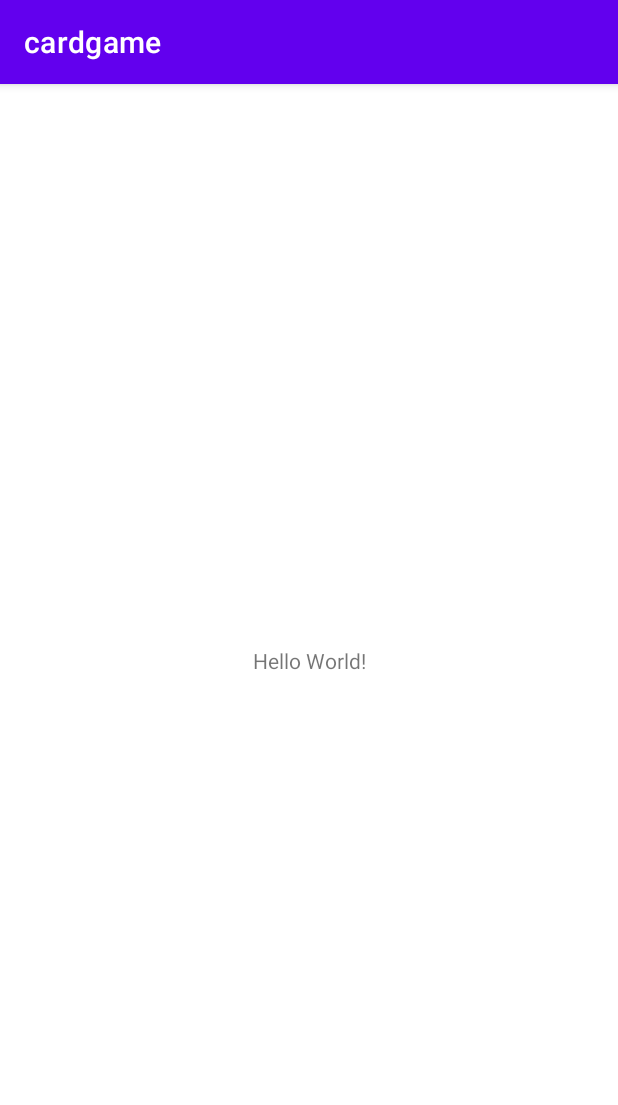
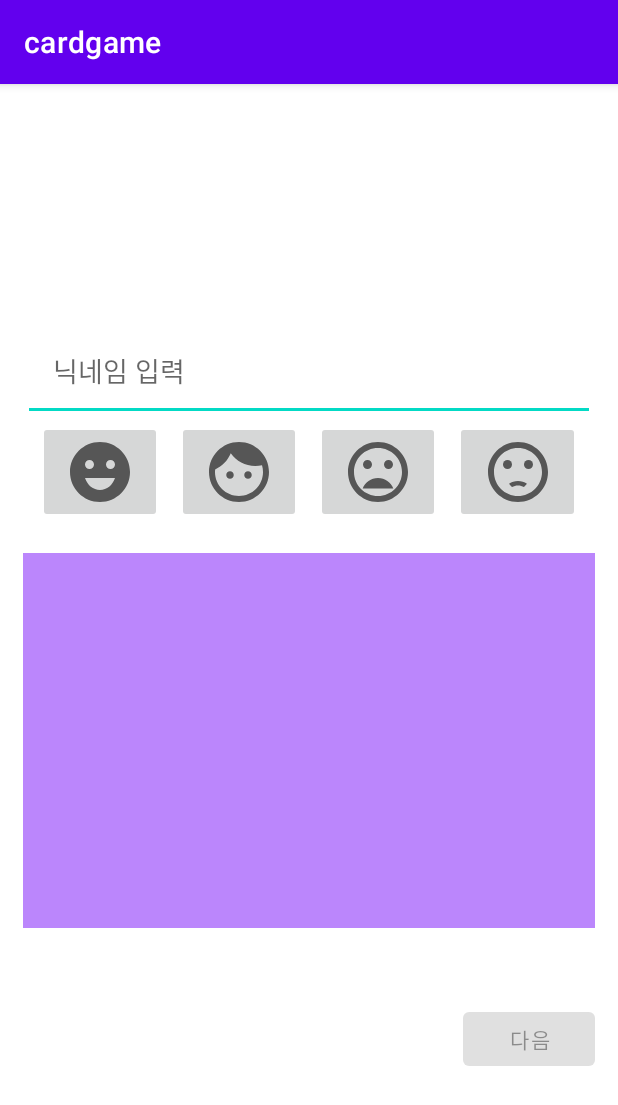
Before and after one commit to codesquad-members-2022/kotlin-cardgame, an Android app: the screen it shows after launch (MainActivity), on a phone screen of 412 x 824 dp. Shown: the top 1105 px of the screen. Run offline under Robolectric (Android 15) with nearby library versions, the phone set to English and light mode, and no system bars.

Commit message:
FEAT : 캐릭터 설정화면 코드 추가

```diff
--- a/app/build.gradle
+++ b/app/build.gradle
@@ -5,6 +5,10 @@ plugins {
 
 android {
     compileSdk 32
+
+    buildFeatures {
+        viewBinding = true
+    }
 
     defaultConfig {
         applicationId "com.example.cardgame"
--- a/app/src/main/AndroidManifest.xml
+++ b/app/src/main/AndroidManifest.xml
@@ -10,6 +10,9 @@
         android:supportsRtl="true"
         android:theme="@style/Theme.Cardgame">
         <activity
+            android:name=".SecondActivity"
+            android:exported="false" />
+        <activity
             android:name=".MainActivity"
             android:exported="true">
             <intent-filter>
--- a/app/src/main/java/com/example/cardgame/MainActivity.kt
+++ b/app/src/main/java/com/example/cardgame/MainActivity.kt
@@ -1,11 +1,71 @@
 package com.example.cardgame
 
+import android.content.Intent
+import android.os.Bundle
+import android.text.Editable
+import android.text.TextWatcher
 import androidx.appcompat.app.AppCompatActivity
-import android.os.Bundle
+import com.example.cardgame.databinding.ActivityMainBinding
+import java.util.regex.Pattern
+
+const val NONE = 0
+const val CHARACTER1 = 1
+const val CHARACTER2 = 2
+const val CHARACTER3 = 3
+const val CHARACTER4 = 4
 
 class MainActivity : AppCompatActivity() {
+    private lateinit var binding: ActivityMainBinding
     override fun onCreate(savedInstanceState: Bundle?) {
         super.onCreate(savedInstanceState)
         setContentView(R.layout.activity_main)
+        binding = ActivityMainBinding.inflate(layoutInflater)
+        setContentView(binding.root)
+        var characterChosen = NONE
+
+        binding.editTextTextPersonName.addTextChangedListener(object : TextWatcher {
+            override fun beforeTextChanged(charSequence: CharSequence, i: Int, i1: Int, i2: Int) {}
+            override fun onTextChanged(charSequence: CharSequence, i: Int, i1: Int, i2: Int) {}
+            override fun afterTextChanged(editable: Editable) {
+                binding.btnNext.isEnabled =
+                    validation(editable.toString())
+                            && characterChosen != 0
+            }
+        })
+
+        binding.imageButton1.setOnClickListener {
+            binding.mainImage.setImageResource(R.drawable.ic_baseline_emoji_emotions_24)
+            characterChosen = CHARACTER1
+        }
+
+        binding.imageButton2.setOnClickListener {
+            binding.mainImage.setImageResource(R.drawable.ic_baseline_face_24)
+            characterChosen = CHARACTER2
+        }
+
+        binding.imageButton3.setOnClickListener {
+            binding.mainImage.setImageResource(R.drawable.ic_baseline_mood_bad_24)
+            characterChosen = CHARACTER3
+        }
+
+        binding.imageButton4.setOnClickListener {
+            binding.mainImage.setImageResource(R.drawable.ic_baseline_sentiment_dissatisfied_24)
+            characterChosen = CHARACTER4
+        }
+
+        val intent = Intent(this@MainActivity, SecondActivity::class.java)
+        binding.btnNext.setOnClickListener {
+            intent.putExtra("nickname", binding.editTextTextPersonName.text.toString())
+            intent.putExtra("character", characterChosen)
+            startActivity(intent)
+        }
+    }
+
+    private fun validation(nickname: String): Boolean {
+        val pattern1 = Pattern.compile("^[a-zA-Z0-9]*\$")
+        val pattern2 = Pattern.compile("[ !@#$%^&*(),.?\":{}|<>]")
+
+        return (pattern1.matcher(nickname).find() && !(pattern2.matcher(nickname).find()) &&
+                nickname.isNotBlank() && nickname.length <= 5)
     }
 }
--- /dev/null
+++ b/app/src/main/res/drawable/ic_baseline_emoji_emotions_24.xml
@@ -0,0 +1,10 @@
+<vector xmlns:android="http://schemas.android.com/apk/res/android"
+    android:width="48dp"
+    android:height="48dp"
+    android:viewportWidth="24"
+    android:viewportHeight="24"
+    android:tint="?attr/colorControlNormal">
+  <path
+      android:fillColor="@android:color/white"
+      android:pathData="M11.99,2C6.47,2 2,6.48 2,12c0,5.52 4.47,10 9.99,10C17.52,22 22,17.52 22,12C22,6.48 17.52,2 11.99,2zM8.5,8C9.33,8 10,8.67 10,9.5S9.33,11 8.5,11S7,10.33 7,9.5S7.67,8 8.5,8zM12,18c-2.28,0 -4.22,-1.66 -5,-4h10C16.22,16.34 14.28,18 12,18zM15.5,11c-0.83,0 -1.5,-0.67 -1.5,-1.5S14.67,8 15.5,8S17,8.67 17,9.5S16.33,11 15.5,11z"/>
+</vector>
--- /dev/null
+++ b/app/src/main/res/drawable/ic_baseline_face_24.xml
@@ -0,0 +1,10 @@
+<vector xmlns:android="http://schemas.android.com/apk/res/android"
+    android:width="48dp"
+    android:height="48dp"
+    android:viewportWidth="24"
+    android:viewportHeight="24"
+    android:tint="?attr/colorControlNormal">
+  <path
+      android:fillColor="@android:color/white"
+      android:pathData="M9,11.75c-0.69,0 -1.25,0.56 -1.25,1.25s0.56,1.25 1.25,1.25 1.25,-0.56 1.25,-1.25 -0.56,-1.25 -1.25,-1.25zM15,11.75c-0.69,0 -1.25,0.56 -1.25,1.25s0.56,1.25 1.25,1.25 1.25,-0.56 1.25,-1.25 -0.56,-1.25 -1.25,-1.25zM12,2C6.48,2 2,6.48 2,12s4.48,10 10,10 10,-4.48 10,-10S17.52,2 12,2zM12,20c-4.41,0 -8,-3.59 -8,-8 0,-0.29 0.02,-0.58 0.05,-0.86 2.36,-1.05 4.23,-2.98 5.21,-5.37C11.07,8.33 14.05,10 17.42,10c0.78,0 1.53,-0.09 2.25,-0.26 0.21,0.71 0.33,1.47 0.33,2.26 0,4.41 -3.59,8 -8,8z"/>
+</vector>
--- /dev/null
+++ b/app/src/main/res/drawable/ic_baseline_mood_bad_24.xml
@@ -0,0 +1,10 @@
+<vector xmlns:android="http://schemas.android.com/apk/res/android"
+    android:width="48dp"
+    android:height="48dp"
+    android:viewportWidth="24"
+    android:viewportHeight="24"
+    android:tint="?attr/colorControlNormal">
+  <path
+      android:fillColor="@android:color/white"
+      android:pathData="M11.99,2C6.47,2 2,6.48 2,12s4.47,10 9.99,10C17.52,22 22,17.52 22,12S17.52,2 11.99,2zM12,20c-4.42,0 -8,-3.58 -8,-8s3.58,-8 8,-8 8,3.58 8,8 -3.58,8 -8,8zM15.5,11c0.83,0 1.5,-0.67 1.5,-1.5S16.33,8 15.5,8 14,8.67 14,9.5s0.67,1.5 1.5,1.5zM8.5,11c0.83,0 1.5,-0.67 1.5,-1.5S9.33,8 8.5,8 7,8.67 7,9.5 7.67,11 8.5,11zM12,14c-2.33,0 -4.31,1.46 -5.11,3.5h10.22c-0.8,-2.04 -2.78,-3.5 -5.11,-3.5z"/>
+</vector>
--- /dev/null
+++ b/app/src/main/res/drawable/ic_baseline_sentiment_dissatisfied_24.xml
@@ -0,0 +1,16 @@
+<vector xmlns:android="http://schemas.android.com/apk/res/android"
+    android:width="48dp"
+    android:height="48dp"
+    android:viewportWidth="24"
+    android:viewportHeight="24"
+    android:tint="?attr/colorControlNormal">
+  <path
+      android:fillColor="@android:color/white"
+      android:pathData="M15.5,9.5m-1.5,0a1.5,1.5 0,1 1,3 0a1.5,1.5 0,1 1,-3 0"/>
+  <path
+      android:fillColor="@android:color/white"
+      android:pathData="M8.5,9.5m-1.5,0a1.5,1.5 0,1 1,3 0a1.5,1.5 0,1 1,-3 0"/>
+  <path
+      android:fillColor="@android:color/white"
+      android:pathData="M11.99,2C6.47,2 2,6.48 2,12s4.47,10 9.99,10C17.52,22 22,17.52 22,12S17.52,2 11.99,2zM12,20c-4.42,0 -8,-3.58 -8,-8s3.58,-8 8,-8 8,3.58 8,8 -3.58,8 -8,8zM12,16.5c0.73,0 1.39,0.19 1.97,0.53 0.12,-0.14 0.86,-0.98 1.01,-1.14 -0.85,-0.56 -1.87,-0.89 -2.98,-0.89 -1.11,0 -2.13,0.33 -2.99,0.88 0.97,1.09 0.01,0.02 1.01,1.14 0.59,-0.33 1.25,-0.52 1.98,-0.52z"/>
+</vector>
--- a/app/src/main/res/layout/activity_main.xml
+++ b/app/src/main/res/layout/activity_main.xml
@@ -1,18 +1,86 @@
 <?xml version="1.0" encoding="utf-8"?>
-<androidx.constraintlayout.widget.ConstraintLayout xmlns:android="http://schemas.android.com/apk/res/android"
+<LinearLayout xmlns:android="http://schemas.android.com/apk/res/android"
     xmlns:app="http://schemas.android.com/apk/res-auto"
     xmlns:tools="http://schemas.android.com/tools"
     android:layout_width="match_parent"
     android:layout_height="match_parent"
+    android:gravity="center_vertical"
+    android:orientation="vertical"
+    android:padding="15dp"
     tools:context=".MainActivity">
 
-    <TextView
+    <EditText
+        android:id="@+id/editTextTextPersonName"
+        android:layout_width="match_parent"
+        android:layout_height="wrap_content"
+        android:layout_marginTop="50dp"
+        android:autofillHints="nickname"
+        android:hint="@string/nicknameDescription"
+        android:inputType="text"
+        android:padding="20dp" />
+
+    <LinearLayout
+        android:layout_width="match_parent"
+        android:layout_height="wrap_content"
+        android:orientation="horizontal">
+
+        <ImageButton
+            android:id="@+id/imageButton1"
+            android:layout_width="wrap_content"
+            android:layout_height="wrap_content"
+            android:layout_marginStart="10dp"
+            android:layout_marginEnd="10dp"
+            android:layout_weight="1"
+            android:contentDescription="@string/btn1Description"
+            android:src="@drawable/ic_baseline_emoji_emotions_24"
+            tools:srcCompat="@tools:sample/avatars" />
+
+        <ImageButton
+            android:id="@+id/imageButton2"
+            android:layout_width="wrap_content"
+            android:layout_height="wrap_content"
+            android:layout_marginEnd="10dp"
+            android:layout_weight="1"
+            android:contentDescription="@string/btn2Description"
+            android:src="@drawable/ic_baseline_face_24"
+            tools:ignore="SpeakableTextPresentCheck"
+            tools:srcCompat="@tools:sample/avatars" />
+
+        <ImageButton
+            android:id="@+id/imageButton3"
+            android:layout_width="wrap_content"
+            android:layout_height="wrap_content"
+            android:layout_marginEnd="10dp"
+            android:layout_weight="1"
+            android:contentDescription="@string/btn3Description"
+            android:src="@drawable/ic_baseline_mood_bad_24"
+            tools:srcCompat="@tools:sample/avatars" />
+
+        <ImageButton
+            android:id="@+id/imageButton4"
+            android:layout_width="wrap_content"
+            android:layout_height="wrap_content"
+            android:layout_marginEnd="10dp"
+            android:layout_weight="1"
+            android:contentDescription="@string/btn4Description"
+            android:src="@drawable/ic_baseline_sentiment_dissatisfied_24"
+            tools:srcCompat="@tools:sample/avatars" />
+    </LinearLayout>
+
+    <ImageView
+        android:id="@+id/mainImage"
+        android:layout_width="match_parent"
+        android:layout_marginTop="20dp"
+        android:layout_height="250dp"
+        android:layout_marginBottom="50dp"
+        android:background="@color/purple_200"/>
+
+    <Button
+        android:id="@+id/btnNext"
         android:layout_width="wrap_content"
         android:layout_height="wrap_content"
-        android:text="Hello World!"
-        app:layout_constraintBottom_toBottomOf="parent"
-        app:layout_constraintLeft_toLeftOf="parent"
-        app:layout_constraintRight_toRightOf="parent"
-        app:layout_constraintTop_toTopOf="parent" />
+        android:layout_gravity="right"
+        android:enabled="false"
+        android:text="@string/btnNextString" />
 
-</androidx.constraintlayout.widget.ConstraintLayout>
+</LinearLayout>
--- a/app/src/main/res/values/strings.xml
+++ b/app/src/main/res/values/strings.xml
@@ -1,3 +1,9 @@
 <resources>
     <string name="app_name">cardgame</string>
+    <string name="btn1Description">버튼1</string>
+    <string name="btn2Description">버튼2</string>
+    <string name="btn3Description">버튼3</string>
+    <string name="btn4Description">버튼4</string>
+    <string name="nicknameDescription">닉네임 입력</string>
+    <string name="btnNextString">다음</string>
 </resources>
```
Also changed, not shown: app/src/main/java/com/example/cardgame/SecondActivity.kt (added, +25 -0 lines), app/src/main/res/layout/second_activity.xml (added, +28 -0 lines), app/src/main/res/drawable-hdpi/img_logo.png (added), app/src/main/res/drawable-mdpi/img_logo.png (added), app/src/main/res/drawable-xhdpi/img_logo.png (added), app/src/main/res/drawable-xxhdpi/img_logo.png (added), app/src/main/res/drawable-xxxhdpi/img_logo.png (added), app/src/main/res/drawable/img_logo.png (added).
